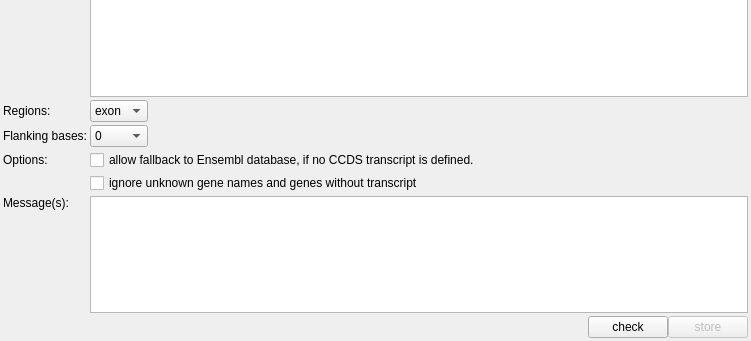
First picture: the form in src/GSvar/SubpanelDesignDialog.ui, repository imgag/ngs-bits, before the edit; both pictures show x 0 to 751 and y 233 to 574 of the 751 by 574 pixel window.
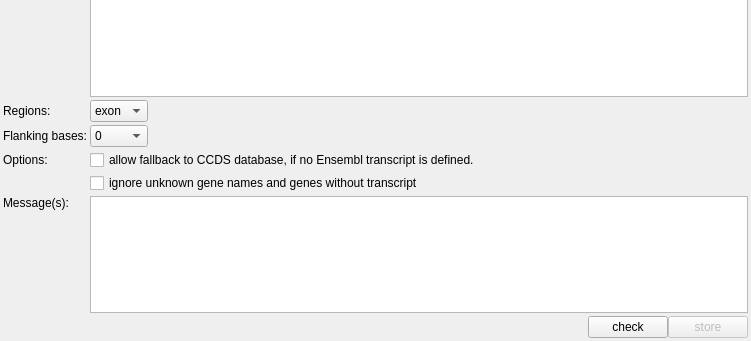
Second picture: the form after the edit. Icons and pictures are not drawn.

Commit message: GSvar: sub-panel design uses Ensembl instead of CCDS transcripts by default now.

The edit to the form file:
```diff
--- a/src/GSvar/SubpanelDesignDialog.ui
+++ b/src/GSvar/SubpanelDesignDialog.ui
@@ -285,7 +285,7 @@
    <item row="6" column="1">
     <widget class="QCheckBox" name="fallback">
      <property name="text">
-      <string>allow fallback to Ensembl database, if no CCDS transcript is defined.</string>
+      <string>allow fallback to CCDS database, if no Ensembl transcript is defined.</string>
      </property>
     </widget>
    </item>
```
The commit also changes 2 other files.
